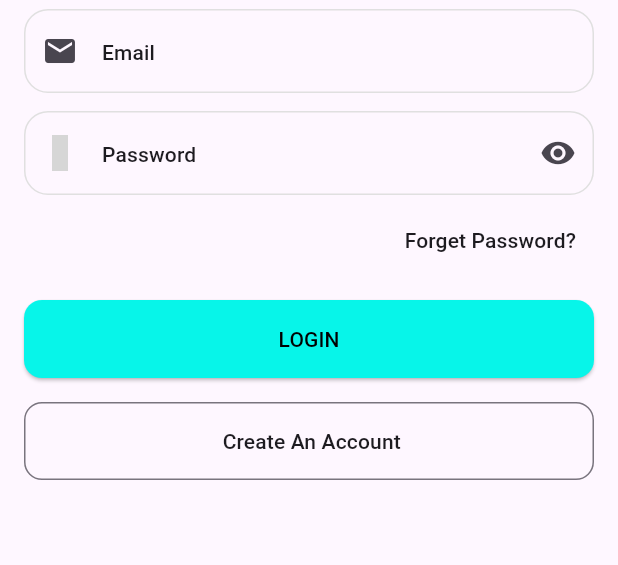
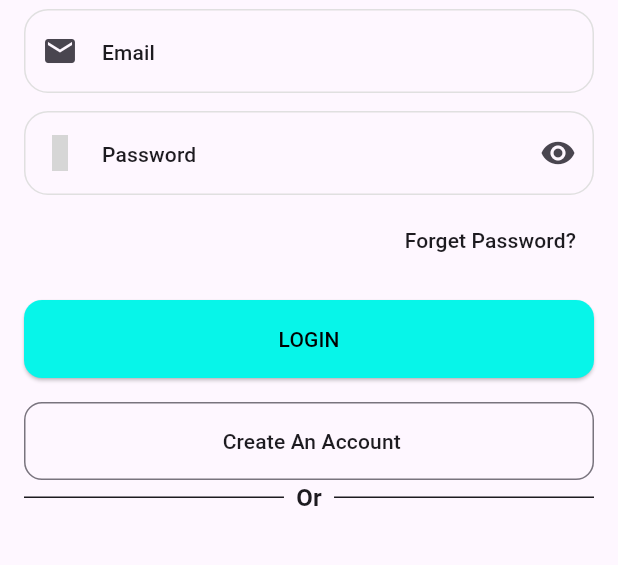
Before and after one commit to mohameddefalaa/Chat_App, a Flutter app: the screen it shows after launch, on a phone screen of 412 x 824 dp, the part 429-994 px from its top. Run offline on Flutter 3.47's test engine with Material 3 defaults, Android fonts, the phone set to English and light mode, and no system bars; our stand-ins replace flutter_svg, iconsax; grey boxes are pictures that could not be loaded.

Commit message:
make line for login ui

```diff
--- a/chatapp/lib/Views/Login_View.dart
+++ b/chatapp/lib/Views/Login_View.dart
@@ -1,6 +1,7 @@
 import 'package:chatapp/Widgets/Buttones/elevated_button.dart';
 import 'package:chatapp/Widgets/Buttones/outlined_button.dart';
 import 'package:chatapp/Widgets/Buttones/text_button.dart';
+import 'package:chatapp/Widgets/Custome_line.dart';
 import 'package:chatapp/Widgets/custome_text_field.dart';
 import 'package:chatapp/constant.dart';
 import 'package:chatapp/helpers/get_App_icon.dart';
@@ -54,16 +55,6 @@ class _Login_ViewState extends State<Login_View> {
                 ishidetext: true,
                 controller: passcontroller,
                 hideicon: true,
-                //
-                // IconButton(
-                //     onPressed: () {
-                //       setState(() {
-                //         ishidden = !ishidden;
-                //       });
-                //     },
-                //     icon: ishidden
-                //         ? const Icon(Icons.visibility)
-                //         : const Icon(Icons.visibility_off)),
                 hintText: 'Password ',
                 customeicon: Icon(Iconsax.password_check),
               ),
@@ -77,7 +68,8 @@ class _Login_ViewState extends State<Login_View> {
                 padding: EdgeInsets.symmetric(vertical: 16.0),
                 child: elevated_button(),
               ),
-              const outlined_button()
+              const outlined_button(),
+              const Custome_line()
             ],
           ),
         ),
--- /dev/null
+++ b/chatapp/lib/Widgets/Custome_line.dart
@@ -0,0 +1,37 @@
+import 'package:flutter/material.dart';
+
+class Custome_line extends StatelessWidget {
+  const Custome_line({
+    super.key,
+  });
+
+  @override
+  Widget build(BuildContext context) {
+    return Row(
+      children: [
+        Flexible(
+          flex: 1,
+          child: Divider(
+            color: Theme.of(context).colorScheme.onBackground,
+          ),
+        ),
+        const Padding(
+          padding: EdgeInsets.symmetric(horizontal: 8.0),
+          child: Text(
+            'Or',
+            style: TextStyle(
+              fontWeight: FontWeight.bold,
+              fontSize: 16,
+            ),
+          ),
+        ),
+        Flexible(
+          flex: 1,
+          child: Divider(
+            color: Theme.of(context).colorScheme.onBackground,
+          ),
+        ),
+      ],
+    );
+  }
+}
```
